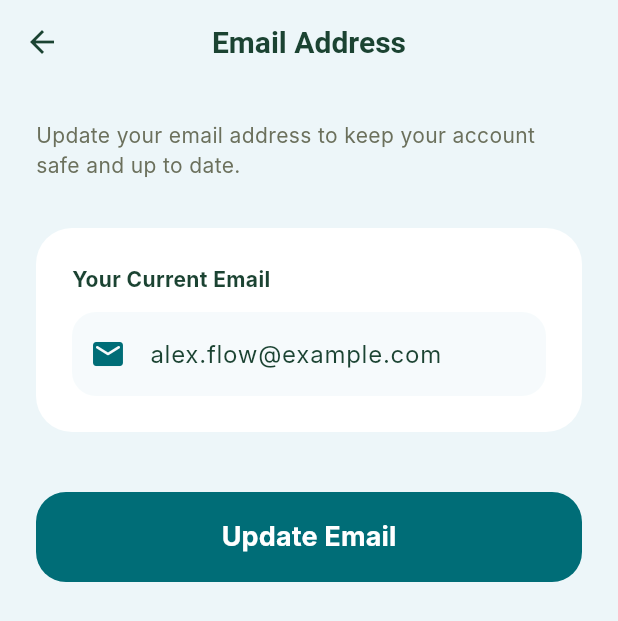
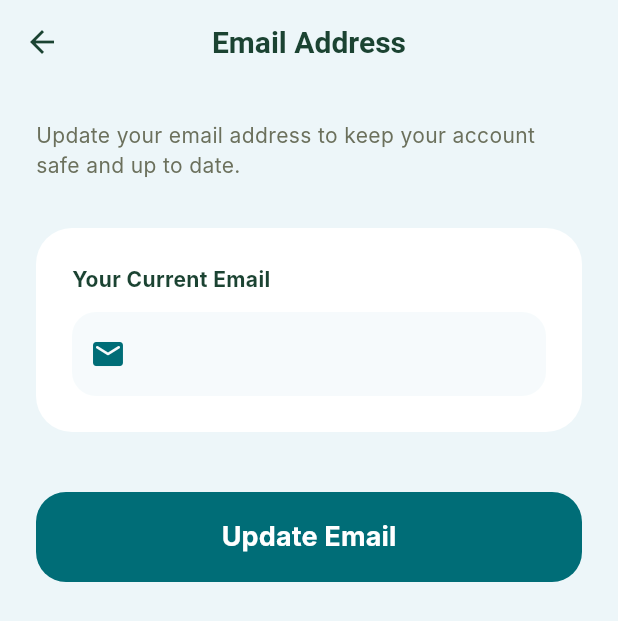
Before and after one commit to omaralaye/habitflow, a Flutter app: the EmailSettingsScreen screen opened directly, on a phone screen of 412 x 824 dp. Shown: the top 621 px of the screen. Run offline on Flutter 3.47's test engine with Material 3 defaults, Android fonts, the phone set to English and light mode, and no system bars; our stand-ins replace animated_notch_bottom_bar, flutter_local_notifications, flutter_timezone, supabase_flutter, timezone; missing offline and left inert: openai_dart; accounts and stored records are empty; network calls fail; Roboto replaces fonts that are missing (Inter).

Commit message:
Enable multi-user support by managing sessions and removing hardcoded data
- Implemented `AuthWrapper` in `main.dart` to handle auth state changes and persistent sessions.
- Removed hardcoded 'Alex Johnson' and email from Profile and Settings screens.
- Updated `SettingsScreen` to cancel all notifications on sign-out to prevent cross-user alerts.
- Added `setMockInstance` to `NotificationService` for testing and updated tests to pass with new logic.
- Ensured UI dynamically reflects the currently authenticated user.

Co-authored-by: omaralaye <199628096+omaralaye@users.noreply.github.com>

```diff
--- a/lib/screens/profile_screen.dart
+++ b/lib/screens/profile_screen.dart
@@ -75,7 +75,7 @@ class _ProfileScreenState extends State<ProfileScreen> {
       stream: DatabaseService().profileStream,
       builder: (context, snapshot) {
         final profile = snapshot.data;
-        final String name = profile?['name'] ?? 'Alex Johnson';
+        final String name = profile?['name'] ?? (snapshot.connectionState == ConnectionState.waiting ? 'Loading...' : 'User');
         final String emoji = profile?['emoji'] ?? '🦊';
         final int level = profile?['level'] ?? 1;
         final int xp = profile?['xp'] ?? 0;
--- a/lib/screens/settings/email_settings_screen.dart
+++ b/lib/screens/settings/email_settings_screen.dart
@@ -1,6 +1,7 @@
 import 'package:flutter/material.dart';
 import '../../utils/constants.dart';
 import '../../services/theme_service.dart';
+import '../../services/auth_service.dart';
 
 class EmailSettingsScreen extends StatefulWidget {
   const EmailSettingsScreen({super.key});
@@ -10,8 +11,14 @@ class EmailSettingsScreen extends StatefulWidget {
 }
 
 class _EmailSettingsScreenState extends State<EmailSettingsScreen> {
-  final TextEditingController _emailController = TextEditingController(text: 'alex.flow@example.com');
+  late final TextEditingController _emailController;
   bool _isLoading = false;
+
+  @override
+  void initState() {
+    super.initState();
+    _emailController = TextEditingController(text: AuthService().user?.email ?? '');
+  }
 
   @override
   Widget build(BuildContext context) {
--- a/lib/screens/settings_screen.dart
+++ b/lib/screens/settings_screen.dart
@@ -3,6 +3,7 @@ import '../utils/constants.dart';
 import '../services/theme_service.dart';
 import '../services/auth_service.dart';
 import 'onboarding_screen.dart';
+import '../services/notification_service.dart';
 import 'settings/quiet_hours_screen.dart';
 import 'settings/email_settings_screen.dart';
 import 'settings/security_settings_screen.dart';
@@ -122,7 +123,7 @@ class _SettingsScreenState extends State<SettingsScreen> {
               _buildSettingItem(
                 Icons.email_rounded,
                 'EMAIL ADDRESS',
-                'alex.flow@example.com',
+                AuthService().user?.email ?? 'Not signed in',
                 onTap: () {
                   Navigator.push(
                     context,
@@ -330,6 +331,7 @@ class _SettingsScreenState extends State<SettingsScreen> {
 
     if (confirmed == true && mounted) {
       try {
+        await NotificationService().cancelAllNotifications();
         await AuthService().signOut();
         if (mounted) {
           Navigator.pushAndRemoveUntil(
--- a/lib/services/database_service.dart
+++ b/lib/services/database_service.dart
@@ -24,7 +24,10 @@ class DatabaseService {
   String? get _uid => _supabase.auth.currentUser?.id;
 
   Stream<List<HabitModel>> get habitsStream {
-    if (_uid == null) return Stream.value([]);
+    if (_uid == null) {
+      debugPrint('habitsStream: _uid is null');
+      return Stream.value([]);
+    }
 
     // Using a more complex stream that combines habits and completions
     return _supabase
```
Also changed, not shown: lib/main.dart (+36 -1 lines), lib/services/notification_service.dart (+6 -1 lines), 1 other file.
